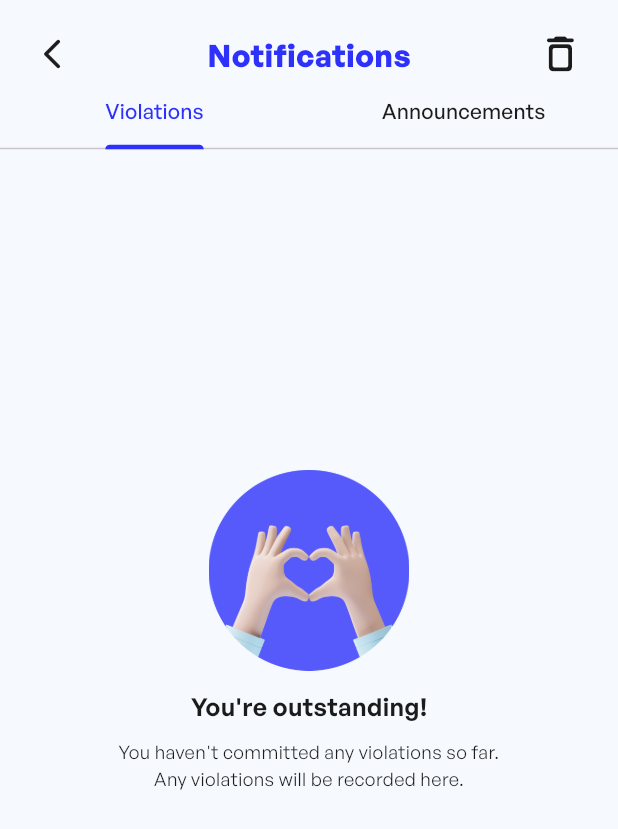
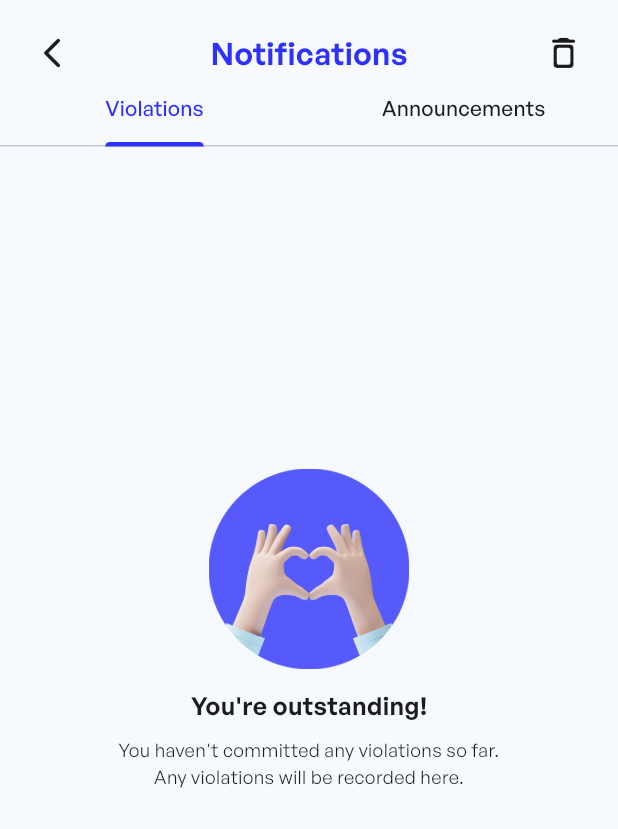
Before and after one commit to MNJDen/Park_in_Capstone, a Flutter app: the NotificationEmployeeScreen screen opened directly with empty values, on a phone screen of 412 x 824 dp. Shown: the top 829 px of the screen. Run offline on Flutter 3.47's test engine with Material 3 defaults, Android fonts, the light colour scheme and no system bars; our stand-ins replace animated_toggle_switch, awesome_notifications, cloud_firestore, contained_tab_bar_view, firebase_auth, firebase_core and 11 more; missing offline and left inert: disclosure, navbar_router; accounts and stored records are empty.

Commit message:
Screens: Update Notification Employee

```diff
--- a/lib/screens/home employee/notification_employee.dart
+++ b/lib/screens/home employee/notification_employee.dart
@@ -104,7 +104,7 @@ class _NotificationStudeEmployeenState
                               child: Icon(
                                 Icons.delete_outline_rounded,
                                 color: blackColor,
-                                size: 30.r,
+                                size: 26.r,
                               ),
                             ),
                           ),
@@ -128,7 +128,7 @@ class _NotificationStudeEmployeenState
                             style: TextStyle(
                               fontSize: 20.r,
                               color: blueColor,
-                              fontWeight: FontWeight.bold,
+                              fontWeight: FontWeight.w600,
                             ),
                           ),
                         ],
```
